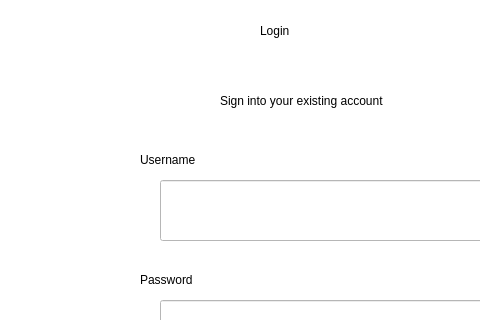
NaryanSambhi/CSCN72030---Sec3---Group2, file UI/login.ui: the form before one commit; both pictures show x 0 to 480 and y 370 to 690 of the 720 by 1280 pixel window.
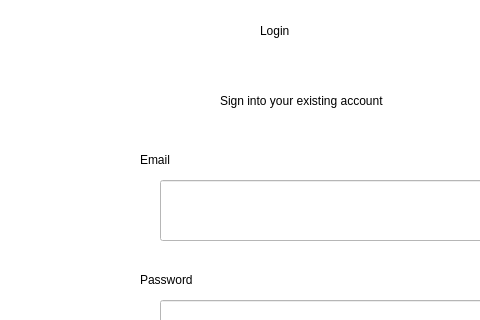
The form after the commit.

Diff of the .ui file:
```diff
--- a/UI/login.ui
+++ b/UI/login.ui
@@ -73,7 +73,7 @@
 </string>
     </property>
     <property name="text">
-     <string>Username</string>
+     <string>Email</string>
     </property>
    </widget>
    <widget class="QLabel" name="label_3">
```
